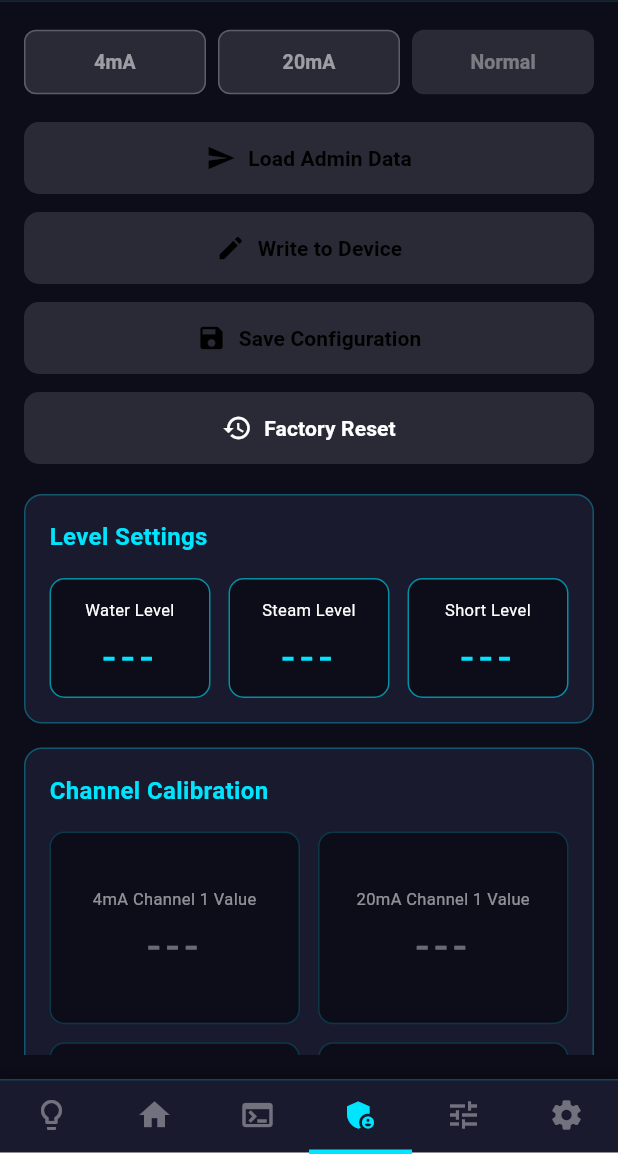
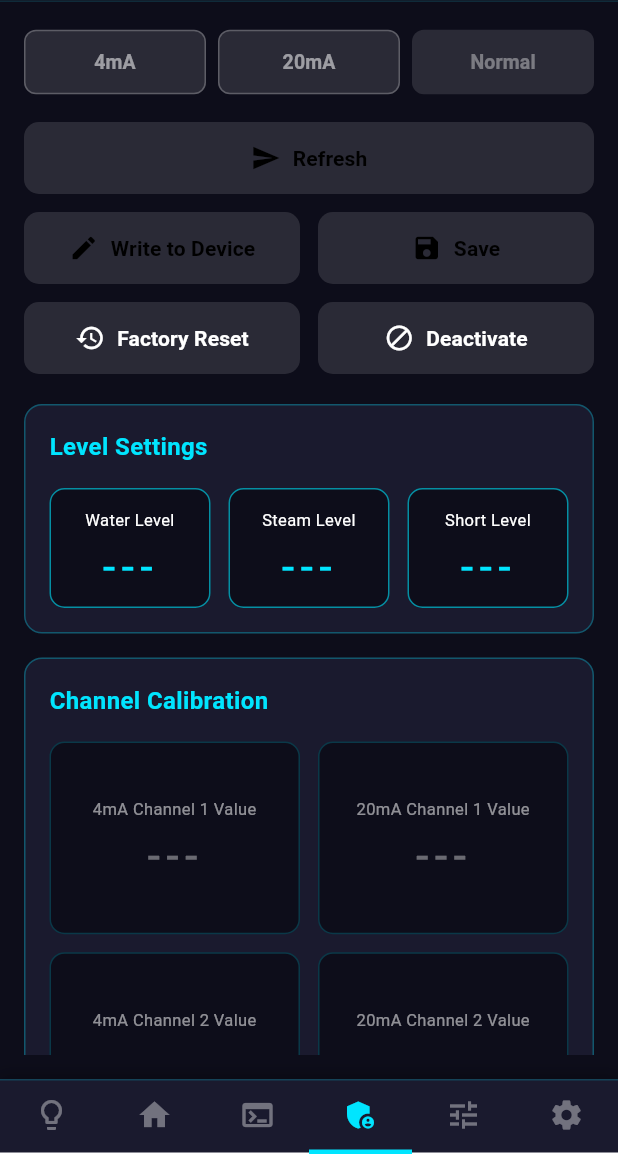
Before and after one commit to amitDev25/levelstate_unified_app, a Flutter app: the BLETerminalScreen screen opened directly, item 4 of the bottom bar chosen, on a phone screen of 412 x 824 dp, the part 82-1236 px from its top. Run offline on Flutter 3.47's test engine with Material 3 defaults, Android fonts, the phone set to English and light mode, and no system bars; our stand-ins replace flutter_blue_plus, geolocator, permission_handler, shared_preferences; accounts and stored records are empty.

Commit message:
deactivate button added

```diff
--- a/lib/edli/adminfragment.dart
+++ b/lib/edli/adminfragment.dart
@@ -38,6 +38,7 @@ class _AdminFragmentState extends State<AdminFragment> {
   bool _isWriting = false;
   bool _isSaving = false;
   bool _isResetting = false;
+  bool _isDeactivating = false;
   bool _is4mAMode = false;
   bool _is20mAMode = false;
 
@@ -635,12 +636,80 @@ class _AdminFragmentState extends State<AdminFragment> {
     }
   }
 
+  void _deactivateDevice() async {
+    if (!widget.bleManager.isConnected) {
+      ScaffoldMessenger.of(context).showSnackBar(
+        const SnackBar(content: Text('Not connected to device')),
+      );
+      return;
+    }
+
+    setState(() {
+      _isDeactivating = true;
+    });
+
+    try {
+      widget.bleManager.logs.add('=== Deactivate Sequence Started ===');
+
+      // Step 1: Write 0 from reg 95 to 110 (chunked for BLE packet safety)
+      const int startReg = 95;
+      const int endReg = 110;
+      const int chunkSize = 5;
+
+      for (int reg = startReg; reg <= endReg; reg += chunkSize) {
+        final remaining = endReg - reg + 1;
+        final count = remaining >= chunkSize ? chunkSize : remaining;
+
+        await widget.bleManager.writeRegisters(
+          startRegister: reg,
+          values: List.filled(count, 0),
+        );
+
+        await Future.delayed(const Duration(milliseconds: 150));
+      }
+
+      // Step 2: Write 2 to reg 0
+      await widget.bleManager.writeRegisters(startRegister: 0, values: [2]);
+
+      // Step 3: Wait for reg 0 to become 0
+      final ready = await _waitForRegister0ToBeZero();
+      if (!ready) {
+        if (mounted) {
+          ScaffoldMessenger.of(context).showSnackBar(
+            const SnackBar(content: Text('Deactivate timeout - register 0 did not become 0')),
+          );
+        }
+        return;
+      }
+
+      widget.bleManager.logs.add('=== Deactivate Sequence Completed ===');
+
+      if (mounted) {
+        ScaffoldMessenger.of(context).showSnackBar(
+          const SnackBar(content: Text('Deactivation completed successfully')),
+        );
+      }
+    } catch (e) {
+      if (mounted) {
+        ScaffoldMessenger.of(context).showSnackBar(
+          SnackBar(content: Text('Deactivation failed: $e')),
+        );
+      }
+    } finally {
+      if (mounted) {
+        setState(() {
+          _isDeactivating = false;
+        });
+      }
+    }
+  }
+
   @override
   Widget build(BuildContext context) {
     return Container(
       color: const Color(0xFF0D0D1A),
       padding: const EdgeInsets.all(16),
-      child: Column(
+      child: ListView(
         children: [
           // Mode buttons row
           Row(
@@ -737,7 +806,7 @@ class _AdminFragmentState extends State<AdminFragment> {
 
           const SizedBox(height: 16),
 
-          // Send button
+          // Row 1: Refresh button
           SizedBox(
             width: double.infinity,
             child: ElevatedButton.icon(
@@ -755,7 +824,7 @@ class _AdminFragmentState extends State<AdminFragment> {
                     )
                   : const Icon(Icons.send, color: Colors.black, size: 20),
               label: Text(
-                _isLoading ? 'Loading Admin Data...' : 'Load Admin Data',
+                _isLoading ? 'Refreshing...' : 'Refresh',
                 style: const TextStyle(
                   color: Colors.black,
                   fontWeight: FontWeight.bold,
@@ -774,9 +843,10 @@ class _AdminFragmentState extends State<AdminFragment> {
 
           const SizedBox(height: 12),
 
-          // Write button
-          SizedBox(
-            width: double.infinity,
+          // Row 2: Write + Save
+          Row(
+            children: [
+              Expanded(
                 child: ElevatedButton.icon(
                   onPressed: widget.bleManager.isConnected && !_isWriting && _registerData.isNotEmpty
                       ? _writeCommand
@@ -808,12 +878,8 @@ class _AdminFragmentState extends State<AdminFragment> {
                   ),
                 ),
               ),
-
-          const SizedBox(height: 12),
-
-          // Save button
-          SizedBox(
-            width: double.infinity,
+              const SizedBox(width: 12),
+              Expanded(
                 child: ElevatedButton.icon(
                   onPressed: widget.bleManager.isConnected && !_isSaving
                       ? _saveCommand
@@ -829,7 +895,7 @@ class _AdminFragmentState extends State<AdminFragment> {
                         )
                       : const Icon(Icons.save, color: Colors.black, size: 20),
                   label: Text(
-                _isSaving ? 'Saving...' : 'Save Configuration',
+                    _isSaving ? 'Saving...' : 'Save',
                     style: const TextStyle(
                       color: Colors.black,
                       fontWeight: FontWeight.bold,
@@ -845,12 +911,15 @@ class _AdminFragmentState extends State<AdminFragment> {
                   ),
                 ),
               ),
+            ],
+          ),
 
           const SizedBox(height: 12),
 
-          // Factory Reset button
-          SizedBox(
-            width: double.infinity,
+          // Row 3: Factory Reset + Deactivate
+          Row(
+            children: [
+              Expanded(
                 child: ElevatedButton.icon(
                   onPressed: widget.bleManager.isConnected && !_isResetting
                       ? _factoryReset
@@ -882,13 +951,45 @@ class _AdminFragmentState extends State<AdminFragment> {
                   ),
                 ),
               ),
+              const SizedBox(width: 12),
+              Expanded(
+                child: ElevatedButton.icon(
+                  onPressed: widget.bleManager.isConnected && !_isDeactivating
+                      ? _deactivateDevice
+                      : null,
+                  icon: _isDeactivating
+                      ? const SizedBox(
+                          width: 18,
+                          height: 18,
+                          child: CircularProgressIndicator(
+                            strokeWidth: 2,
+                            color: Colors.white,
+                          ),
+                        )
+                      : const Icon(Icons.block, color: Colors.white, size: 20),
+                  label: Text(
+                    _isDeactivating ? 'Deactivating...' : 'Deactivate',
+                    style: const TextStyle(
+                      color: Colors.white,
+                      fontWeight: FontWeight.bold,
+                      fontSize: 14,
+                    ),
+                  ),
+                  style: ElevatedButton.styleFrom(
+                    backgroundColor: Colors.deepOrange,
+                    padding: const EdgeInsets.symmetric(vertical: 14),
+                    shape: RoundedRectangleBorder(
+                      borderRadius: BorderRadius.circular(10),
+                    ),
+                  ),
+                ),
+              ),
+            ],
+          ),
 
           const SizedBox(height: 20),
 
           // Values in two separate cards
-          Expanded(
-            child: ListView(
-              children: [
           // Card 1: Water Level, Steam Level, and Short Level
           Container(
             padding: const EdgeInsets.all(16),
@@ -994,9 +1095,6 @@ class _AdminFragmentState extends State<AdminFragment> {
           ),
         ],
       ),
-          ),
-        ],
-      ),
     );
   }
 
--- a/lib/edli/main.dart
+++ b/lib/edli/main.dart
@@ -2139,6 +2139,7 @@ class _BLETerminalScreenState extends State<BLETerminalScreen>
           Expanded(
             child: TabBarView(
                 controller: _tabController,
+                physics: const NeverScrollableScrollPhysics(),
                 children: [
                   LedStatusFragment(
                     bleManager: _ble,
--- a/lib/els/led_status_screen.dart
+++ b/lib/els/led_status_screen.dart
@@ -140,7 +140,6 @@ class _LEDStatusScreenState extends State<LEDStatusScreen> {
                       mainAxisAlignment: MainAxisAlignment.center,
                       children: [
                         const _LEDLabel('SF'),
-                        const SizedBox(width: 12),
                         _LEDCell(
                           key: ValueKey('sf_${ble.ledRegisters[9]}'),
                           value: ble.ledRegisters[9],
@@ -157,12 +156,12 @@ class _LEDStatusScreenState extends State<LEDStatusScreen> {
                       ],
                     ),
 
-                    const SizedBox(height: 20),
+                    const SizedBox(height: 10),
 
                     // Channel rows 4 → 1
                     for (int row = 0; row < 4; row++) ...[
                       Padding(
-                        padding: const EdgeInsets.symmetric(vertical: 8),
+                        padding: const EdgeInsets.symmetric(vertical: 4),
                         child: Row(
                           mainAxisAlignment: MainAxisAlignment.center,
                           children: [
```
Also changed, not shown: lib/edli/configfragment.dart (+9 -11 lines), lib/edli/settingfragment.dart (+10 -11 lines), lib/els/main.dart (+9 -1 lines), 8 other files. Lines whose indentation alone changed are shown as unchanged.
